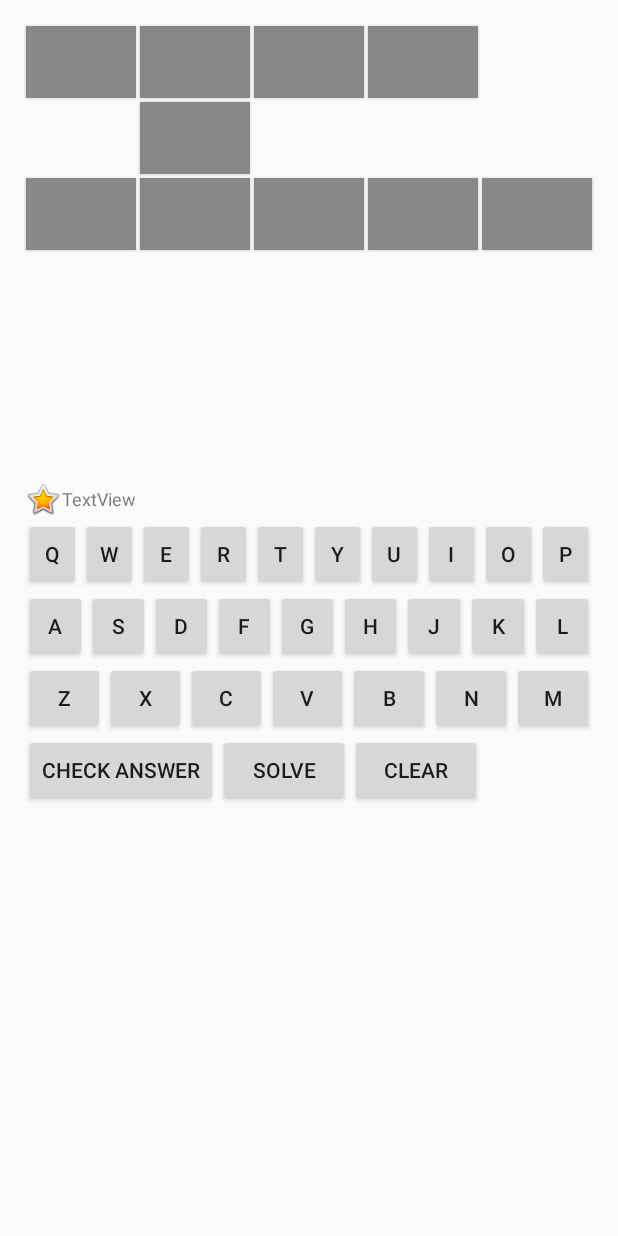
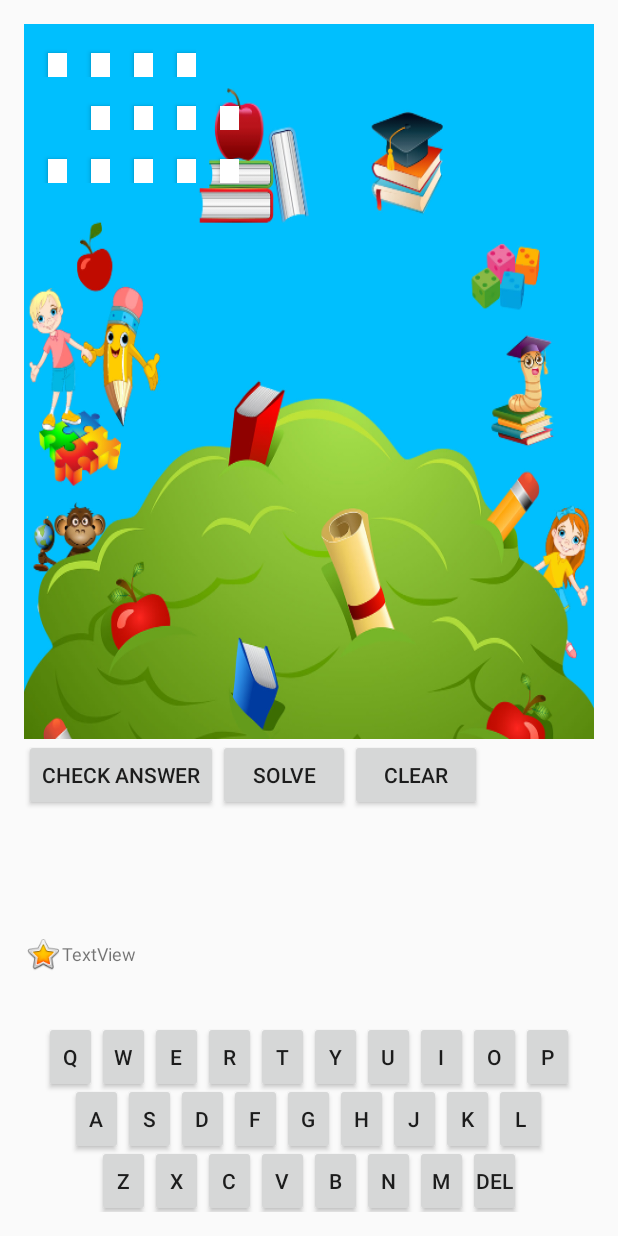
Before and after one commit to nguyenson2012/project_demo_android, an Android app: the MainActivity screen opened directly, with no data from a screen before it, on a phone screen of 412 x 824 dp. Run offline under Robolectric (Android 15) with nearby library versions, the phone set to English and light mode, and no system bars.

Commit message:
Thang update May 21, 2016

```diff
--- a/app/build.gradle
+++ b/app/build.gradle
@@ -6,7 +6,7 @@ android {
 
     defaultConfig {
         applicationId "com.example.asus.projectdemo"
-        minSdkVersion 15
+        minSdkVersion 16
         targetSdkVersion 23
         versionCode 1
         versionName "1.0"
--- a/app/src/main/java/com/example/asus/projectdemo/GridviewAdapter.java
+++ b/app/src/main/java/com/example/asus/projectdemo/GridviewAdapter.java
@@ -3,10 +3,11 @@ package com.example.asus.projectdemo;
 import android.app.Activity;
 import android.content.Context;
 import android.graphics.Color;
-import android.util.Log;
 import android.view.LayoutInflater;
 import android.view.View;
 import android.view.ViewGroup;
+import android.view.animation.Animation;
+import android.view.animation.AnimationUtils;
 import android.widget.BaseAdapter;
 import android.widget.Button;
 
@@ -17,6 +18,7 @@ public class GridviewAdapter extends BaseAdapter {
     private Context context;
     private String data[][];//The board must be rectangular + data[x][y]
     private static int color[][];//The board must be rectangular + data[x][y]
+    private static boolean isAnimation[][];//The board must be rectangular + data[x][y]
     public static final String DISABLE = "0";
     public static final String ENABLE = "";
     public static final int NORMAL = 2;
@@ -24,14 +26,24 @@ public class GridviewAdapter extends BaseAdapter {
     public static final int SUB_CLICKED = 4;
     private static WordObject clickedOject = null;
     private OnItemGridViewClick gridViewClickListener;
-    //Constructor to initialize values
+    private Animation animation;
+    //Constructor to resetColor values
     WordObjectsManager objManager = WordObjectsManager.getInstance();
     public GridviewAdapter(Activity context, String[][] data) {
         this.gridViewClickListener=(OnItemGridViewClick)context;
         this.context = context;
         this.data = data;
         color = new int[data.length][data[0].length];
+        isAnimation = new boolean[data.length][data[0].length];
+        for(int i = 0;i<color.length;i++)
+        {
+            for(int j = 0;j<color[0].length;j++)//the board is rectangular
+            {
+                isAnimation[i][j]=false;
+            }
+        }
         resetColor();
+        animation = AnimationUtils.loadAnimation(context, R.anim.start_gridview_anim);
     }
     public void resetColor()
     {
@@ -62,6 +74,7 @@ public class GridviewAdapter extends BaseAdapter {
 
     @Override
     public View getView(final int position, View convertView, ViewGroup parent) {
+
         // LayoutInflater to call external grid_item.xml file
 
         LayoutInflater inflater = (LayoutInflater) context
@@ -80,24 +93,34 @@ public class GridviewAdapter extends BaseAdapter {
 
         final Button cell = (Button)gridView.findViewById(R.id.button);
         //set Row Height
+        cell.setMinimumHeight(0);
+        cell.setHeight(MainActivity.getRowHeight());
+
+        //set default text
         cell.setText(Integer.toString(position));
-
-//        cell.setText(Integer.toString(position));
+        cell.setTextColor(Color.BLACK);
         final int positionX = position%MainActivity.NUM_OF_COLLUMN;
         final int positionY = position/MainActivity.NUM_OF_COLLUMN;
         if(data[positionX][positionY] == DISABLE)//find the chosen cell, If can not compare, test with temp.equal(DISABLE)
         {
             cell.setVisibility(View.INVISIBLE);
+            isAnimation[positionX][positionY]=true;
         }
-        else
-        {
+        else {
             cell.setVisibility(View.VISIBLE);
             cell.setText(data[positionX][positionY]);
+            if(!isAnimation[positionX][positionY])
+            {
+                cell.startAnimation(animation);
+                isAnimation[positionX][positionY]=true;
+            }
+//            cell.setTextSize(15);
+//            Log.e("ADAPTER","x= "+positionX+" , y= "+positionY+" , setText = "+data[positionX][positionY]);
         }
 
         if(color[positionX][positionY] == NORMAL)
         {
-            cell.setBackgroundColor(Color.GRAY);
+            cell.setBackgroundColor(Color.WHITE);
         }
         else if(color[positionX][positionY] == MAIN_CLICKED)
         {
@@ -105,7 +128,7 @@ public class GridviewAdapter extends BaseAdapter {
         }
         else if(color[positionX][positionY] == SUB_CLICKED)
         {
-            cell.setBackgroundColor(Color.BLUE);
+            cell.setBackgroundColor(Color.YELLOW);
         }
 
         cell.setOnClickListener(new View.OnClickListener() {
--- a/app/src/main/java/com/example/asus/projectdemo/MainActivity.java
+++ b/app/src/main/java/com/example/asus/projectdemo/MainActivity.java
@@ -2,8 +2,14 @@ package com.example.asus.projectdemo;
 
 import android.app.Activity;
 import android.content.Context;
+import android.graphics.Bitmap;
+import android.graphics.drawable.BitmapDrawable;
+import android.graphics.drawable.Drawable;
+import android.os.Build;
 import android.os.Bundle;
+import android.util.DisplayMetrics;
 import android.util.Log;
+import android.view.Display;
 import android.view.Menu;
 import android.view.MenuItem;
 import android.view.View;
@@ -14,10 +20,11 @@ import android.widget.ImageView;
 import android.widget.TextView;
 import android.widget.Toast;
 
-public class MainActivity extends Activity implements GridviewAdapter.OnItemGridViewClick {
-    public static final int NUM_OF_COLLUMN = 5;
-    public static final int NUM_OF_ROW = 6;
-    private GridView gridView;
+public class MainActivity extends Activity implements GridviewAdapter.OnItemGridViewClick{
+    public static final int NUM_OF_COLLUMN = 13;
+    public static final int NUM_OF_ROW = 13;
+    public static final int NUM_OF_KEYBOARD_PER_ROW = 10;
+    private static GridView gridView;
     private TextView txtView_question;
     private ImageView imgView_question;
     private Context context;
@@ -36,20 +43,20 @@ public class MainActivity extends Activity implements GridviewAdapter.OnItemGrid
         context = this;
 
         setupGridView();
-        adapter = new GridviewAdapter(MainActivity.this, gridViewData);
-        gridView = (GridView) findViewById(R.id.layout_gridview);
-        gridView.setAdapter(adapter);
-        gridView.setNumColumns(NUM_OF_COLLUMN);
+        setupKeyboard();
 
-        setupKeyboard();
-        setOnTouchKeyboard();
+//        txtView_question = (TextView)findViewById(R.id.textView);
         imgView_question = (ImageView)findViewById(R.id.imageView);
 
     }
 
+    public static int getRowHeight()//for adapter
+    {
+        return (int) ((gridView.getHeight() / NUM_OF_ROW) * 0.9);
+    }
     private void setupKeyboard()
     {
-        keyboard_btn = new KeyboardButton[26];
+        keyboard_btn = new KeyboardButton[27];
         keyboard_btn[0]= new KeyboardButton((Button)findViewById(R.id.btnQ),"Q");
         keyboard_btn[1]= new KeyboardButton((Button)findViewById(R.id.btnW),"W");
         keyboard_btn[2]= new KeyboardButton((Button)findViewById(R.id.btnE),"E");
@@ -76,10 +83,22 @@ public class MainActivity extends Activity implements GridviewAdapter.OnItemGrid
         keyboard_btn[23]= new KeyboardButton((Button)findViewById(R.id.btnB),"B");
         keyboard_btn[24]= new KeyboardButton((Button)findViewById(R.id.btnN),"N");
         keyboard_btn[25]= new KeyboardButton((Button)findViewById(R.id.btnM),"M");
+        keyboard_btn[26]= new KeyboardButton((Button)findViewById(R.id.btnDel),"Del");
         btCheckAnswer=(Button)findViewById(R.id.btcheckAnswer);
         btSolve=(Button)findViewById(R.id.btSolve);
         btClear=(Button)findViewById(R.id.btClear);
         txtView_question=(TextView)findViewById(R.id.textViewQuestion);
+
+        DisplayMetrics metrics = new DisplayMetrics();
+        getWindowManager().getDefaultDisplay().getMetrics(metrics);
+
+        for(int i = 0;i<keyboard_btn.length;i++)
+        {
+            keyboard_btn[i].button.setMinimumWidth(0);
+            keyboard_btn[i].button.setWidth(metrics.widthPixels/(NUM_OF_KEYBOARD_PER_ROW+1));
+        }
+
+        setOnTouchKeyboard();
     }
 
     private void setOnTouchKeyboard()
@@ -128,6 +147,8 @@ public class MainActivity extends Activity implements GridviewAdapter.OnItemGrid
 
     private void setOnClickEachButton(final KeyboardButton kbtn)
     {
+        if(kbtn.key!="Del")
+        {
             kbtn.button.setOnClickListener(new View.OnClickListener() {
                 @Override
                 public void onClick(View view) {
@@ -141,12 +162,29 @@ public class MainActivity extends Activity implements GridviewAdapter.OnItemGrid
                 }
             });
         }
+        else
+        {
+            kbtn.button.setOnClickListener(new View.OnClickListener() {
+                @Override
+                public void onClick(View view) {
+                    try {
+                        gridViewData[WordObject.getClickedPositionX()][WordObject.getClickedPositionY()] = "";
+//                        adapter.nextClickedPosition();
+                        adapter.notifyDataSetChanged();
+                    } catch (Exception e) {
+                        Log.e("MainActivity", "Not Clicked any cell yet.");
+                    }
+                }
+            });
+        }
+    }
 
     private void initializeQuestion()
     {
+        objManger.add(new WordObject(1, 0, "I .... a hamburger", "EAT", WordObject.VERTICAL));
+        objManger.add(new WordObject(1, 1, "I have an ", "ARMY", WordObject.HORIZONTAL));
         objManger.add(new WordObject(0, 0, "I ..... a book", "READ", WordObject.HORIZONTAL));
-        objManger.add(new WordObject(0,2,"...... up!","STAND",WordObject.HORIZONTAL));
-        objManger.add(new WordObject(1,0,"I .... a humburger","EAT",WordObject.VERTICAL));
+        objManger.add(new WordObject(0, 2, "...... up!", "STAND", WordObject.HORIZONTAL));
     }
     private void setupGridView()
     {
@@ -169,6 +207,27 @@ public class MainActivity extends Activity implements GridviewAdapter.OnItemGrid
                 }
             }
         }
+        adapter = new GridviewAdapter(this, gridViewData);
+        gridView = (GridView) findViewById(R.id.layout_gridview);
+        gridView.setAdapter(adapter);
+        gridView.setNumColumns(NUM_OF_COLLUMN);
+//        gridView.setColumnWidth((int) ((gridView.getWidth() / NUM_OF_COLLUMN) * 0.9));
+
+        setGridViewBG();
+    }
+    private void setGridViewBG()
+    {
+        Drawable bgDrawable = getResources().getDrawable(R.drawable.gridview_bg);
+
+        //Scale the images
+        Bitmap bitmap = ((BitmapDrawable) bgDrawable).getBitmap();
+        Drawable drawable = new BitmapDrawable(
+                getResources(), Bitmap.createScaledBitmap(bitmap,
+                bitmap.getWidth() / 4,
+                bitmap.getHeight() / 4,
+                true)
+        );
+        gridView.setBackground(drawable);
     }
     @Override
     public boolean onCreateOptionsMenu(Menu menu) {
@@ -192,7 +251,7 @@ public class MainActivity extends Activity implements GridviewAdapter.OnItemGrid
         return super.onOptionsItemSelected(item);
     }
 
-    @Override
+//    @Override
     public void onItemGridViewClick(int position) {
         int positionX=position%NUM_OF_COLLUMN;
         int positionY=position/NUM_OF_COLLUMN;
--- a/app/src/main/java/com/example/asus/projectdemo/WordObjectsManager.java
+++ b/app/src/main/java/com/example/asus/projectdemo/WordObjectsManager.java
@@ -57,6 +57,8 @@ public class WordObjectsManager {
             if(objectArrayList.get(i).isInsideWord(x,y))
             {
                 obj = objectArrayList.get(i);
+                if(objectArrayList.get(i).startX==x&&objectArrayList.get(i).startY==y)//return if click the first letter of word
+                    return obj;
             }
         }
         return obj;
--- a/app/src/main/res/layout/activity_main.xml
+++ b/app/src/main/res/layout/activity_main.xml
@@ -4,12 +4,36 @@
     android:paddingRight="@dimen/activity_horizontal_margin"
     android:paddingTop="@dimen/activity_vertical_margin"
     android:paddingBottom="@dimen/activity_vertical_margin" tools:context=".MainActivity"
-    android:orientation="vertical">
+    android:orientation="vertical"
+    android:layout_weight="10">
 
     <GridView
         android:layout_width="match_parent"
-        android:layout_height="wrap_content"
-        android:id="@+id/layout_gridview"/>
+        android:layout_height="0dp"
+        android:id="@+id/layout_gridview"
+        android:layout_weight="5"/>
+
+    <LinearLayout
+        android:layout_width="match_parent"
+        android:layout_height="0dp"
+        android:orientation="horizontal"
+        android:layout_weight="1">
+        <Button
+            android:id="@+id/btcheckAnswer"
+            android:layout_width="wrap_content"
+            android:layout_height="wrap_content"
+            android:text="@string/check_answer"/>
+        <Button
+            android:id="@+id/btSolve"
+            android:layout_width="wrap_content"
+            android:layout_height="wrap_content"
+            android:text="@string/solve"/>
+        <Button
+            android:id="@+id/btClear"
+            android:layout_width="wrap_content"
+            android:layout_height="wrap_content"
+            android:text="@string/clear"/>
+    </LinearLayout>
 
     <!--<android.support.v7.widget.RecyclerView
         android:layout_width="match_parent"
@@ -18,8 +42,9 @@
         />-->
     <LinearLayout
         android:layout_width="match_parent"
-        android:layout_height="wrap_content"
-        android:orientation="horizontal" >
+        android:layout_height="0dp"
+        android:orientation="horizontal"
+        android:layout_weight="1" >
 
         <ImageView
             android:id="@+id/imageView"
@@ -42,203 +67,204 @@
         android:layout_width="match_parent"
         android:layout_height="wrap_content"
         android:orientation="vertical"
-        android:id="@+id/layout_keyboard">
+        android:id="@+id/layout_keyboard"
+        android:padding="0dp"
+        >
         <LinearLayout
-            android:layout_width="match_parent"
+            android:layout_width="wrap_content"
             android:layout_height="wrap_content"
+            android:layout_gravity="center"
             android:orientation="horizontal"
-            android:id="@+id/layout_kb_row1">
+            android:id="@+id/layout_kb_row1"
+            android:layout_marginBottom="-3dp"
+            android:layout_marginTop="-3dp"
+            android:padding="0dp">
             <Button
                 android:layout_height="wrap_content"
-                android:layout_width="0dp"
-                android:layout_weight="1"
+                android:layout_width="35dp"
+                android:padding="0dp"
                 android:id="@+id/btnQ"
                 android:text="Q"/>
             <Button
                 android:layout_height="wrap_content"
-                android:layout_width="0dp"
-                android:layout_weight="1"
+                android:layout_width="35dp"
+                android:padding="0dp"
                 android:id="@+id/btnW"
                 android:text="W"/>
             <Button
                 android:layout_height="wrap_content"
-                android:layout_width="0dp"
-                android:layout_weight="1"
+                android:layout_width="35dp"
+                android:padding="0dp"
                 android:id="@+id/btnE"
                 android:text="E"/>
             <Button
                 android:layout_height="wrap_content"
-                android:layout_width="0dp"
-                android:layout_weight="1"
+                android:layout_width="35dp"
+                android:padding="0dp"
                 android:id="@+id/btnR"
                 android:text="R"/>
             <Button
                 android:layout_height="wrap_content"
-                android:layout_width="0dp"
-                android:layout_weight="1"
+                android:layout_width="35dp"
+                android:padding="0dp"
                 android:id="@+id/btnT"
                 android:text="T"/>
             <Button
                 android:layout_height="wrap_content"
-                android:layout_width="0dp"
-                android:layout_weight="1"
+                android:layout_width="35dp"
+                android:padding="0dp"
                 android:id="@+id/btnY"
                 android:text="Y"/>
             <Button
                 android:layout_height="wrap_content"
-                android:layout_width="0dp"
-                android:layout_weight="1"
+                android:layout_width="35dp"
+                android:padding="0dp"
                 android:id="@+id/btnU"
                 android:text="U"/>
             <Button
                 android:layout_height="wrap_content"
-                android:layout_width="0dp"
-                android:layout_weight="1"
+                android:layout_width="35dp"
+                android:padding="0dp"
                 android:id="@+id/btnI"
                 android:text="I"/>
             <Button
                 android:layout_height="wrap_content"
-                android:layout_width="0dp"
-                android:layout_weight="1"
+                android:layout_width="35dp"
+                android:padding="0dp"
                 android:id="@+id/btnO"
                 android:text="O"/>
             <Button
                 android:layout_height="wrap_content"
-                android:layout_width="0dp"
-                android:layout_weight="1"
+                android:layout_width="35dp"
+                android:padding="0dp"
                 android:id="@+id/btnP"
                 android:text="P"/>
         </LinearLayout>
 
         <LinearLayout
-            android:layout_width="match_parent"
+            android:layout_width="wrap_content"
             android:layout_height="wrap_content"
+            android:layout_gravity="center"
             android:orientation="horizontal"
-            android:id="@+id/layout_kb_row2">
+            android:id="@+id/layout_kb_row2"
+            android:layout_marginBottom="-3dp"
+            android:layout_marginTop="-3dp"
+            android:padding="0dp">
             <Button
                 android:layout_height="wrap_content"
-                android:layout_width="0dp"
-                android:layout_weight="1"
+                android:layout_width="35dp"
+                android:padding="0dp"
                 android:id="@+id/btnA"
                 android:text="A"/>
             <Button
                 android:layout_height="wrap_content"
-                android:layout_width="0dp"
-                android:layout_weight="1"
+                android:layout_width="35dp"
+                android:padding="0dp"
                 android:id="@+id/btnS"
                 android:text="S"/>
             <Button
                 android:layout_height="wrap_content"
-                android:layout_width="0dp"
-                android:layout_weight="1"
+                android:layout_width="35dp"
+                android:padding="0dp"
                 android:id="@+id/btnD"
                 android:text="D"/>
             <Button
                 android:layout_height="wrap_content"
-                android:layout_width="0dp"
-                android:layout_weight="1"
+                android:layout_width="35dp"
+                android:padding="0dp"
                 android:id="@+id/btnF"
                 android:text="F"/>
             <Button
                 android:layout_height="wrap_content"
-                android:layout_width="0dp"
-                android:layout_weight="1"
+                android:layout_width="35dp"
+                android:padding="0dp"
                 android:id="@+id/btnG"
                 android:text="G"/>
             <Button
                 android:layout_height="wrap_content"
-                android:layout_width="0dp"
-                android:layout_weight="1"
+                android:layout_width="35dp"
+                android:padding="0dp"
                 android:id="@+id/btnH"
                 android:text="H"/>
             <Button
                 android:layout_height="wrap_content"
-                android:layout_width="0dp"
-                android:layout_weight="1"
+                android:layout_width="35dp"
+                android:padding="0dp"
                 android:id="@+id/btnJ"
                 android:text="J"/>
             <Button
                 android:layout_height="wrap_content"
-                android:layout_width="0dp"
-                android:layout_weight="1"
+                android:layout_width="35dp"
+                android:padding="0dp"
                 android:id="@+id/btnK"
                 android:text="K"/>
             <Button
                 android:layout_height="wrap_content"
-                android:layout_width="0dp"
-                android:layout_weight="1"
+                android:layout_width="35dp"
+                android:padding="0dp"
                 android:id="@+id/btnL"
                 android:text="L"/>
         </LinearLayout>
 
         <LinearLayout
-            android:layout_width="match_parent"
+            android:layout_width="wrap_content"
             android:layout_height="wrap_content"
+            android:layout_gravity="center"
             android:orientation="horizontal"
-            android:id="@+id/layout_kb_row3">
+            android:id="@+id/layout_kb_row3"
+            android:layout_marginBottom="-3dp"
+            android:layout_marginTop="-3dp"
+            android:padding="0dp">
             <Button
                 android:layout_height="wrap_content"
-                android:layout_width="0dp"
-                android:layout_weight="1"
+                android:layout_width="35dp"
+                android:padding="0dp"
                 android:id="@+id/btnZ"
                 android:text="Z"/>
             <Button
                 android:layout_height="wrap_content"
-                android:layout_width="0dp"
-                android:layout_weight="1"
+                android:layout_width="35dp"
+                android:padding="0dp"
                 android:id="@+id/btnX"
                 android:text="X"/>
             <Button
                 android:layout_height="wrap_content"
-                android:layout_width="0dp"
-                android:layout_weight="1"
+                android:layout_width="35dp"
+                android:padding="0dp"
                 android:id="@+id/btnC"
                 android:text="C"/>
             <Button
                 android:layout_height="wrap_content"
-                android:layout_width="0dp"
-                android:layout_weight="1"
+                android:layout_width="35dp"
+                android:padding="0dp"
                 android:id="@+id/btnV"
                 android:text="V"/>
             <Button
                 android:layout_height="wrap_content"
-                android:layout_width="0dp"
-                android:layout_weight="1"
+                android:layout_width="35dp"
+                android:padding="0dp"
                 android:id="@+id/btnB"
                 android:text="B"/>
             <Button
                 android:layout_height="wrap_content"
-                android:layout_width="0dp"
-                android:layout_weight="1"
+                android:layout_width="35dp"
+                android:padding="0dp"
                 android:id="@+id/btnN"
                 android:text="N"/>
             <Button
                 android:layout_height="wrap_content"
-                android:layout_width="0dp"
-                android:layout_weight="1"
+                android:layout_width="35dp"
+                android:padding="0dp"
                 android:id="@+id/btnM"
                 android:text="M"/>
+            <Button
+            android:layout_height="wrap_content"
+            android:layout_width="35dp"
+            android:padding="0dp"
+            android:id="@+id/btnDel"
+            android:text="Del"/>
         </LinearLayout>
     </LinearLayout>
-    <LinearLayout
-        android:layout_width="match_parent"
-        android:layout_height="wrap_content"
-        android:orientation="horizontal">
-        <Button
-            android:id="@+id/btcheckAnswer"
-            android:layout_width="wrap_content"
-            android:layout_height="wrap_content"
-            android:text="@string/check_answer"/>
-        <Button
-            android:id="@+id/btSolve"
-            android:layout_width="wrap_content"
-            android:layout_height="wrap_content"
-            android:text="@string/solve"/>
-        <Button
-            android:id="@+id/btClear"
-            android:layout_width="wrap_content"
-            android:layout_height="wrap_content"
-            android:text="@string/clear"/>
-    </LinearLayout>
+
 
 </LinearLayout>
--- a/app/src/main/res/layout/adapter.xml
+++ b/app/src/main/res/layout/adapter.xml
@@ -2,15 +2,17 @@
 <LinearLayout xmlns:android="http://schemas.android.com/apk/res/android"
     android:layout_width="wrap_content"
     android:layout_height="wrap_content"
-    android:orientation="horizontal" >
+    android:orientation="horizontal">
 
     <Button
         android:id="@+id/button"
         android:layout_gravity="center"
         android:layout_width="match_parent"
         android:layout_height="wrap_content"
-        android:textSize="12dp"
-        android:text=""
-        android:layout_margin="1dp"/>
+        android:textSize="15dp"
+        android:text="A"
+        android:layout_margin="1dp"
+        android:padding="0dp"
+        android:background="@color/white"/>
 
 </LinearLayout>
```
Also changed, not shown: app/src/main/res/anim/start_gridview_anim.xml (added, +10 -0 lines), app/src/main/res/drawable/gridview_bg.jpg (added), settings.gradle (line endings or trailing spaces), 2 other files. Lines whose indentation alone changed are shown as unchanged.
